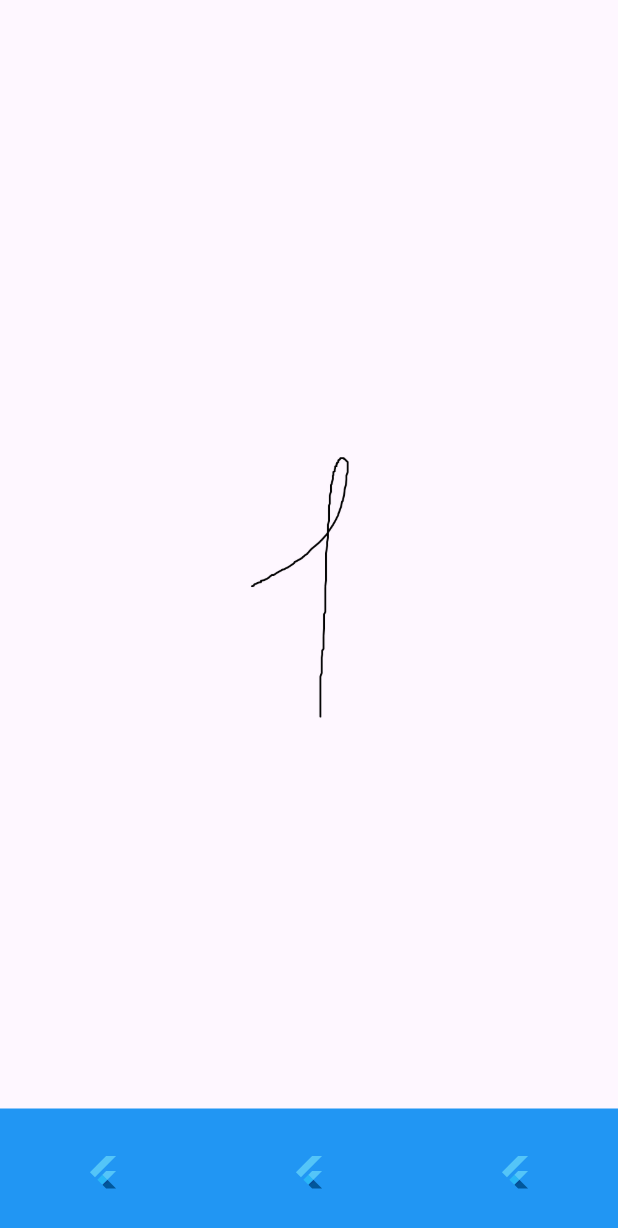
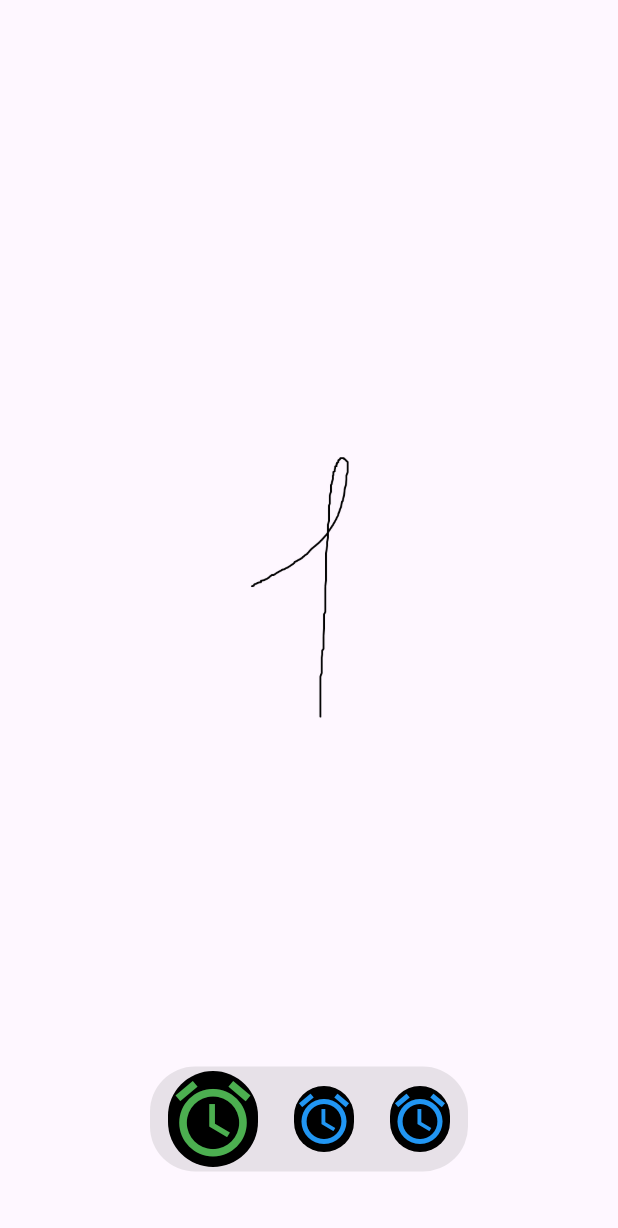
Before and after one commit to nazarovad/RatRace, a Flutter app: the screen it shows after launch, on a phone screen of 412 x 824 dp. Shown: the top 1228 px of the screen. Run offline on Flutter 3.47's test engine with Material 3 defaults, Android fonts, the light colour scheme and no system bars.

Commit message:
Concept PageView, concept Indicators, concept CustomPageViewScrollPhisics

```diff
--- /dev/null
+++ b/lib/StartView/CustomPageViewScrollPhisics.dart
@@ -0,0 +1,16 @@
+import 'package:flutter/material.dart';
+
+class CustomPageViewScrollPhysics extends ScrollPhysics {
+  const CustomPageViewScrollPhysics({ScrollPhysics? parent})
+      : super(parent: parent);
+  @override
+  CustomPageViewScrollPhysics applyTo(ScrollPhysics? ancestor) {
+    return CustomPageViewScrollPhysics(parent: buildParent(ancestor)!);
+  }
+  @override
+  SpringDescription get spring => const SpringDescription(
+    mass: 50, // масса 50
+    stiffness: 150, // коэфф жесткости пружины 100
+    damping: 2, // демфирование 0.8
+  );
+}
--- /dev/null
+++ b/lib/StartView/Indicator.dart
@@ -0,0 +1,78 @@
+import 'package:flutter/material.dart';
+
+class Indicator extends StatefulWidget {
+  int itemCount;
+  PageController controller;
+  Indicator(this.controller, this.itemCount,{super.key});
+
+  @override
+  State<Indicator> createState() => _IndicatorState();
+}
+
+class _IndicatorState extends State<Indicator> {
+  @override
+  void initState() {
+    // TODO: implement initState
+    super.initState();
+    widget.controller.addListener(_handleChanges);
+  }
+
+  @override
+  void dispose() {
+    // TODO: implement dispose
+    super.dispose();
+    widget.controller.removeListener(_handleChanges);
+  }
+
+  @override
+  Widget build(BuildContext context) {
+    return Container(
+      height: 70,
+      margin: const EdgeInsets.only(bottom: 43),
+      decoration: BoxDecoration(
+        color: const Color.fromRGBO(139, 139, 139, 0.2),
+        borderRadius: BorderRadius.circular(30),
+
+      ),
+      child: ListView.builder(
+        shrinkWrap: true,
+        scrollDirection: Axis.horizontal,
+        itemCount: widget.itemCount,
+        itemBuilder: (context, index) {
+          return _createIndicateElements(index);
+        }),
+    );
+  }
+
+  _handleChanges() {
+    setState(() {
+    });
+  }
+
+  Widget _createIndicateElements(index) {
+    double size = 40;
+    MaterialColor color = Colors.blue;
+
+    if (widget.controller.page == index) {
+      size = 60;
+      color = Colors.green;
+    }
+
+    double sizeCircleShadow = ((70 - size) / 2) -2; // Чет экспериментиру
+
+    return Container(
+      margin: EdgeInsets.only(left: 12, right: 12, top:  sizeCircleShadow, bottom: sizeCircleShadow),
+      height: size,
+      width: size,
+      decoration: BoxDecoration(
+        color: Colors.black,
+        borderRadius: BorderRadius.circular((size +2)/ 2)
+      ),
+      child: Icon (
+        Icons.alarm,
+        color: color,
+        size: size,
+      ),
+    );
+  }
+}
--- a/lib/StartView/StartView.dart
+++ b/lib/StartView/StartView.dart
@@ -1,5 +1,8 @@
 import 'package:flutter/cupertino.dart';
 import 'package:flutter/material.dart';
+import 'package:flutter/widgets.dart';
+import 'package:ratrace/StartView/Indicator.dart';
+import 'CustomPageViewScrollPhisics.dart';
 
 class StartView extends StatefulWidget {
   const StartView({super.key, required this.title});
@@ -27,7 +30,7 @@ class _StartViewState extends State<StartView> {
       body: Stack(
         children: [PageView(
           controller: controller,
-          physics: const BouncingScrollPhysics(),
+          physics: const CustomPageViewScrollPhysics(),
           children: _images
               .map((image) => Image.asset(image))
               .toList(),
@@ -37,29 +40,18 @@ class _StartViewState extends State<StartView> {
             });
           },
         ),
-          Positioned(
-            bottom: 0,
-            left: 0,
-            right: 0,
-            height: 85,
-            child: Opacity(
-              opacity: 1,
-              child: Container(
-                color: Colors.blue,
-                child: Row(children: <Widget>[
-                  Expanded(
-                    child: FlutterLogo(),
-                  ),
-                  Expanded(
-                    child: FlutterLogo(),
-                  ),
-                  Expanded(
-                    child: FlutterLogo(),
-                  ),
-                ],),
-              ),
-            )
-          ),],
+        Align(
+          alignment: Alignment.bottomCenter,
+          child: Column(
+            mainAxisSize: MainAxisSize.min,
+            children: [
+              Container(
+                // color: Colors.red,
+                child: Indicator(controller, 3),
+            )],
+          ),
+        )
+        ],
       )
     );
   }
```
